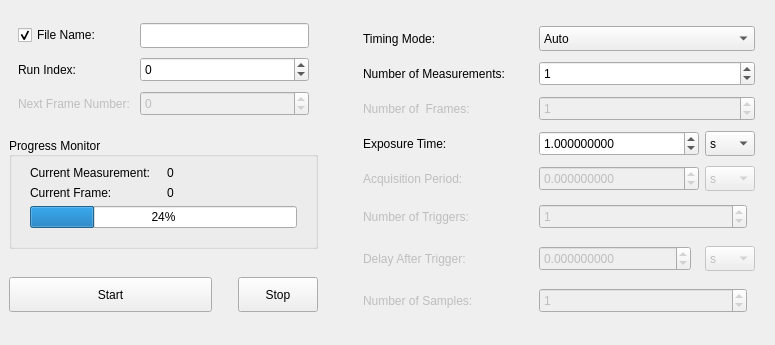
The window that slsDetectorGui/forms/form_tab_measurement.ui (slsdetectorgroup/slsDetectorPackage) describes before a commit, drawn with Qt 5.
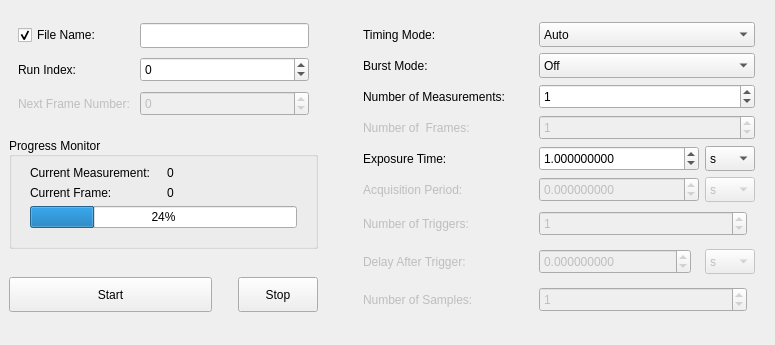
The same window after the commit. Icons and pictures are not drawn.

Diff of the .ui file:
```diff
--- a/slsDetectorGui/forms/form_tab_measurement.ui
+++ b/slsDetectorGui/forms/form_tab_measurement.ui
@@ -432,7 +432,7 @@
       <property name="verticalSpacing">
        <number>4</number>
       </property>
-      <item row="5" column="0">
+      <item row="6" column="0">
        <widget class="QStackedWidget" name="stackedLblTriggerBurst">
         <property name="sizePolicy">
          <sizepolicy hsizetype="Fixed" vsizetype="Fixed">
@@ -503,7 +503,7 @@
         </widget>
        </widget>
       </item>
-      <item row="4" column="3">
+      <item row="5" column="3">
        <widget class="QComboBox" name="comboPeriodUnit">
         <property name="enabled">
          <bool>false</bool>
@@ -572,7 +572,7 @@
         </property>
        </widget>
       </item>
-      <item row="1" column="2" colspan="2">
+      <item row="2" column="2" colspan="2">
        <widget class="QSpinBox" name="spinNumMeasurements">
         <property name="sizePolicy">
          <sizepolicy hsizetype="Preferred" vsizetype="Fixed">
@@ -616,7 +616,7 @@
         </property>
        </widget>
       </item>
-      <item row="1" column="0">
+      <item row="2" column="0">
        <widget class="QLabel" name="label_5">
         <property name="minimumSize">
          <size>
@@ -674,7 +674,7 @@
         </item>
        </widget>
       </item>
-      <item row="3" column="2">
+      <item row="4" column="2">
        <widget class="QDoubleSpinBox" name="spinExpTime">
         <property name="enabled">
          <bool>true</bool>
@@ -718,7 +718,7 @@
         </property>
        </widget>
       </item>
-      <item row="4" column="0">
+      <item row="5" column="0">
        <widget class="QLabel" name="lblPeriod">
         <property name="enabled">
          <bool>false</bool>
@@ -735,7 +735,7 @@
         </property>
        </widget>
       </item>
-      <item row="2" column="0">
+      <item row="3" column="0">
        <widget class="QLabel" name="lblNumFrames">
         <property name="enabled">
          <bool>false</bool>
@@ -745,7 +745,7 @@
         </property>
        </widget>
       </item>
-      <item row="3" column="0">
+      <item row="4" column="0">
        <widget class="QLabel" name="lblExpTime">
         <property name="enabled">
          <bool>true</bool>
@@ -762,7 +762,7 @@
         </property>
        </widget>
       </item>
-      <item row="2" column="2" colspan="2">
+      <item row="3" column="2" colspan="2">
        <widget class="QSpinBox" name="spinNumFrames">
         <property name="enabled">
          <bool>false</bool>
@@ -809,7 +809,7 @@
         </property>
        </widget>
       </item>
-      <item row="3" column="3">
+      <item row="4" column="3">
        <widget class="QComboBox" name="comboExpUnit">
         <property name="enabled">
          <bool>true</bool>
@@ -871,7 +871,7 @@
         </item>
        </widget>
       </item>
-      <item row="4" column="2">
+      <item row="5" column="2">
        <widget class="QDoubleSpinBox" name="spinPeriod">
         <property name="enabled">
          <bool>false</bool>
@@ -931,7 +931,7 @@
         </property>
        </spacer>
       </item>
-      <item row="5" column="2">
+      <item row="6" column="2">
        <widget class="QStackedWidget" name="stackedSpinTriggerBurst">
         <property name="sizePolicy">
          <sizepolicy hsizetype="Fixed" vsizetype="Fixed">
@@ -1070,7 +1070,7 @@
         </widget>
        </widget>
       </item>
-      <item row="6" column="0">
+      <item row="7" column="0">
        <widget class="QStackedWidget" name="stackedLblDelayBurstPeriod">
         <property name="sizePolicy">
          <sizepolicy hsizetype="Fixed" vsizetype="Fixed">
@@ -1141,7 +1141,7 @@
         </widget>
        </widget>
       </item>
-      <item row="6" column="2">
+      <item row="7" column="2">
        <widget class="QStackedWidget" name="stackedSpinDelayBurstPeriod">
         <property name="sizePolicy">
          <sizepolicy hsizetype="Fixed" vsizetype="Fixed">
@@ -1268,7 +1268,7 @@
         </widget>
        </widget>
       </item>
-      <item row="6" column="3">
+      <item row="7" column="3">
        <widget class="QStackedWidget" name="stackedComboDelayBurstPeriod">
         <property name="sizePolicy">
          <sizepolicy hsizetype="Fixed" vsizetype="Fixed">
@@ -1431,7 +1431,7 @@
         </widget>
        </widget>
       </item>
-      <item row="7" column="0">
+      <item row="8" column="0">
        <widget class="QStackedWidget" name="stackedLblSamplesGates">
         <property name="sizePolicy">
          <sizepolicy hsizetype="Fixed" vsizetype="Fixed">
@@ -1502,7 +1502,7 @@
         </widget>
        </widget>
       </item>
-      <item row="7" column="2">
+      <item row="8" column="2">
        <widget class="QStackedWidget" name="stackedSpinSamplesGates">
         <property name="sizePolicy">
          <sizepolicy hsizetype="Fixed" vsizetype="Fixed">
@@ -1639,6 +1639,48 @@
         </widget>
        </widget>
       </item>
+      <item row="1" column="0">
+       <widget class="QLabel" name="lblBurstMode">
+        <property name="text">
+         <string>Burst Mode:</string>
+        </property>
+       </widget>
+      </item>
+      <item row="1" column="2" colspan="2">
+       <widget class="QComboBox" name="comboBurstMode">
+        <property name="sizePolicy">
+         <sizepolicy hsizetype="Preferred" vsizetype="Fixed">
+          <horstretch>0</horstretch>
+          <verstretch>0</verstretch>
+         </sizepolicy>
+        </property>
+        <property name="minimumSize">
+         <size>
+          <width>0</width>
+          <height>25</height>
+         </size>
+        </property>
+        <property name="toolTip">
+         <string>Timing Mode of the detector. 
+ #timing#</string>
+        </property>
+        <item>
+         <property name="text">
+          <string>Off</string>
+         </property>
+        </item>
+        <item>
+         <property name="text">
+          <string>Burst Internal</string>
+         </property>
+        </item>
+        <item>
+         <property name="text">
+          <string>Burst external</string>
+         </property>
+        </item>
+       </widget>
+      </item>
      </layout>
     </widget>
    </item>
```
